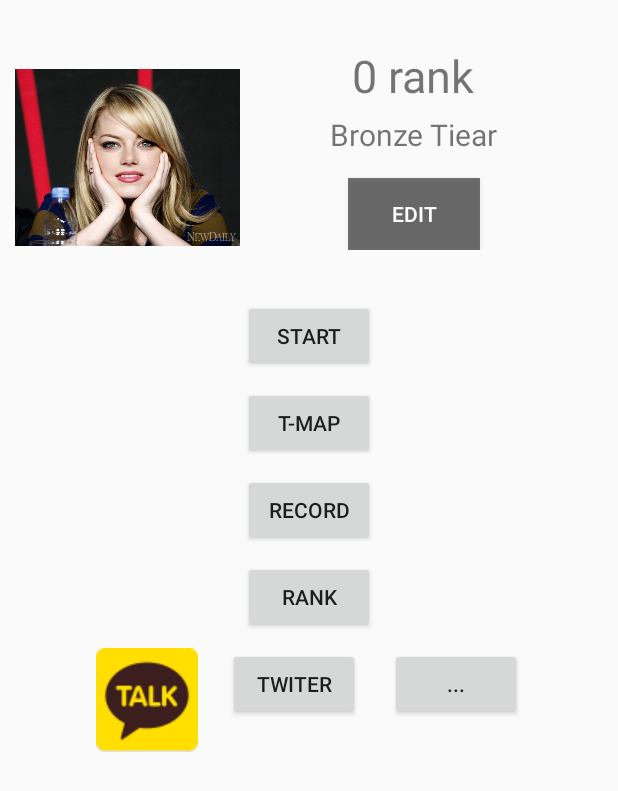
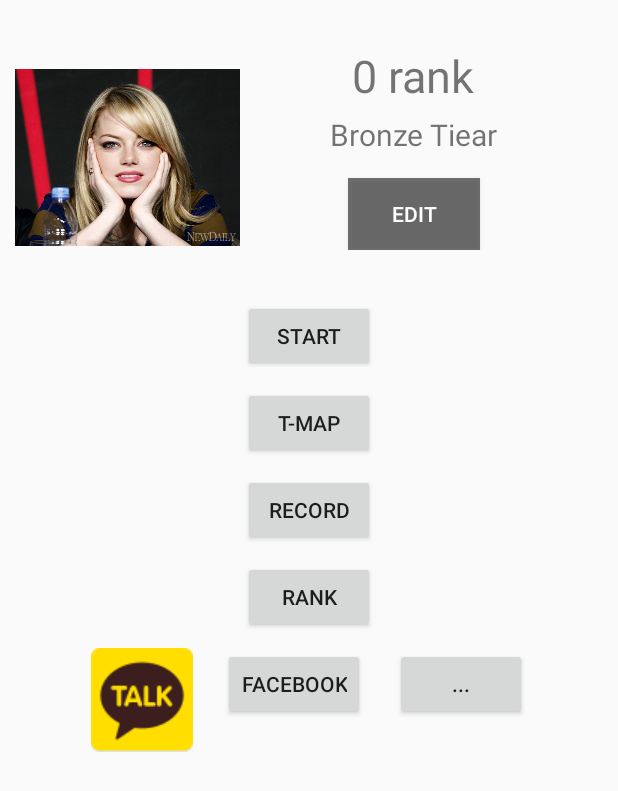
Before and after one commit to 1hanhb/Racing3, an Android app: the layout activity_main.xml on its own in the app's theme, with its tools: preview values and no code run, on a phone screen of 412 x 824 dp. Shown: the top 791 px of the screen. Run offline under Robolectric (Android 15) with nearby library versions, the phone set to English and light mode, and no system bars.

Commit message:
2017.04.03 메롱2

```diff
--- a/app/src/main/java/com/example/munak/comptest/LoginActivity.java
+++ b/app/src/main/java/com/example/munak/comptest/LoginActivity.java
@@ -23,6 +23,7 @@ public class LoginActivity extends AppCompatActivity {
         sign_in_button.setOnClickListener(new View.OnClickListener() {
             @Override
             public void onClick(View view) {
+                /*
                 EditText editText1 = (EditText) findViewById(R.id.login_id);
 
                 EditText editText2 = (EditText) findViewById(R.id.login_password);
@@ -34,7 +35,7 @@ public class LoginActivity extends AppCompatActivity {
                 player.readData();
 
                 Toast.makeText(LoginActivity.this, player.getName().toString(), Toast.LENGTH_SHORT).show();
-
+*/
 
                 Intent intent1 = new Intent(LoginActivity.this, MainActivity.class);
                 startActivity(intent1);
--- a/app/src/main/res/layout/activity_main.xml
+++ b/app/src/main/res/layout/activity_main.xml
@@ -98,10 +98,11 @@
                 android:src="@drawable/kakaotalk_icon"/>
 
             <Button
+                android:onClick="shareFacebook"
                 android:layout_width="wrap_content"
                 android:layout_height="wrap_content"
                 android:layout_marginRight="20dp"
-                android:text="TWITER"/>
+                android:text="FACEBOOK"/>
 
             <Button
                 android:layout_width="wrap_content"
--- a/app/src/main/res/values/strings.xml
+++ b/app/src/main/res/values/strings.xml
@@ -1,3 +1,5 @@
 <resources>
     <string name="app_name">CompTest</string>
+
+    <string name="facebook_app_id">1730615547183913</string>
 </resources>
```
Also changed, not shown: app/build.gradle (+7 -0 lines), app/src/main/AndroidManifest.xml (+11 -0 lines), app/src/main/java/com/example/munak/comptest/MainActivity.java (+30 -2 lines).
